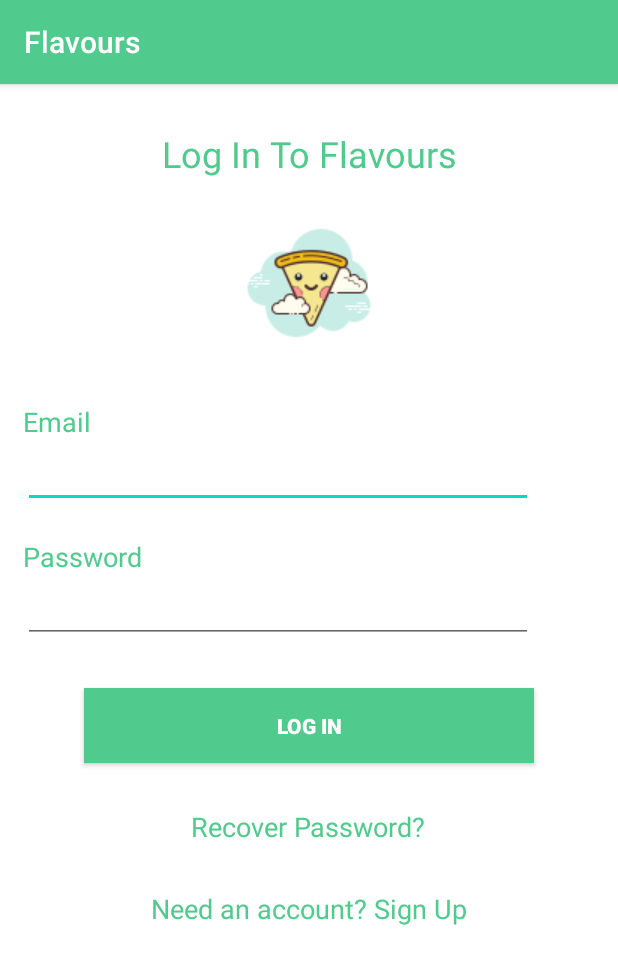
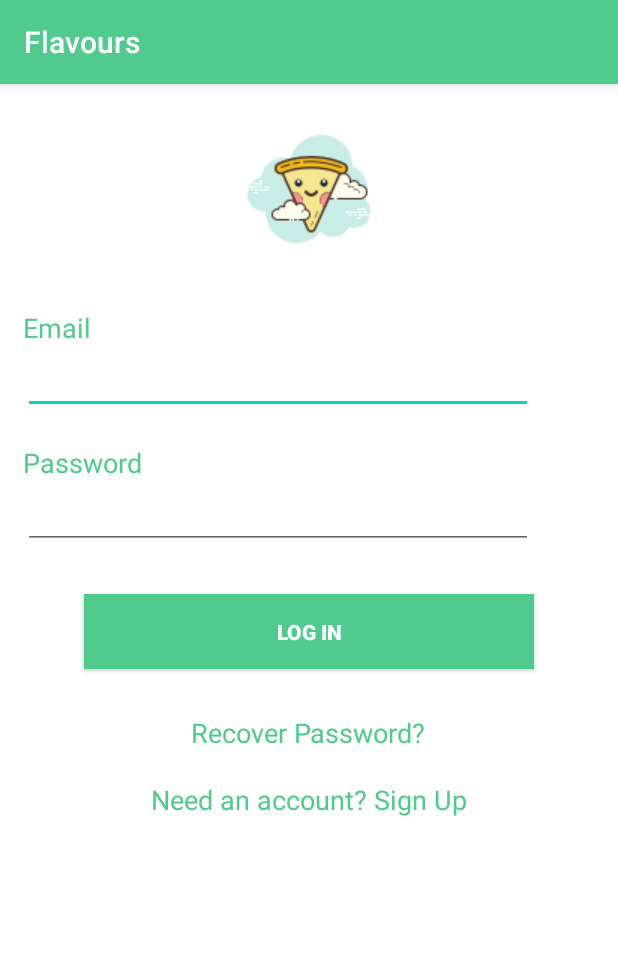
Before and after one commit to afshanaffu26/Flavours_Android, an Android app: the LoginActivity screen opened directly, with no data from a screen before it, on a phone screen of 412 x 824 dp. Shown: the top 964 px of the screen. Run offline under Robolectric (Android 15) with nearby library versions, the phone set to English and light mode, and no system bars.

Commit message:
Ui changes for smaller screen resoltuion

```diff
--- a/app/src/main/res/layout/activity_login.xml
+++ b/app/src/main/res/layout/activity_login.xml
@@ -23,15 +23,6 @@
         <include
             android:id="@+id/toolbar"
             layout="@layout/toolbar" />
-        <TextView
-            android:id="@+id/textView3"
-            android:layout_width="match_parent"
-            android:layout_height="wrap_content"
-            android:gravity="center"
-            android:layout_marginTop="30dp"
-            android:text="Log In To Flavours"
-            android:textColor="@color/myTextColor"
-            android:textSize="24sp" />
 
         <ImageView
             android:id="@+id/imageView"
@@ -104,7 +95,7 @@
                 android:layout_width="wrap_content"
                 android:layout_height="wrap_content"
                 android:layout_gravity="center"
-                android:layout_marginTop="30dp"
+                android:layout_marginTop="20dp"
                 android:text="Need an account? Sign Up"
                 android:textSize="18sp"
                 android:textColor="@color/myTextColor" />
```
Also changed, not shown: app/src/main/java/com/example/flavours/ProfileActivity.java (+12 -1 lines).
